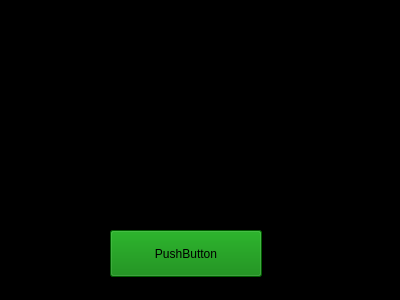
Before: the Qt Designer form src/ViewLayer/SongListUI.ui in UCSolarCarTeam/Epsilon-Onboard-Media-Control, drawn with Qt 5.
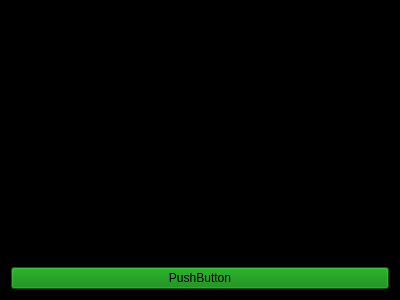
After: the same form once the commit is applied.

Commit message: Work in progress: Does not work, error in SongListView.cpp -Error adding buttons to list, possibly layout issue

```diff
--- a/src/ViewLayer/SongListUI.ui
+++ b/src/ViewLayer/SongListUI.ui
@@ -16,31 +16,9 @@
   <property name="styleSheet">
    <string notr="true">background-color:black;</string>
   </property>
-  <widget class="QPushButton" name="listToPlayer">
-   <property name="geometry">
-    <rect>
-     <x>110</x>
-     <y>230</y>
-     <width>152</width>
-     <height>47</height>
-    </rect>
-   </property>
-   <property name="styleSheet">
-    <string notr="true">background-color:green;</string>
-   </property>
-   <property name="text">
-    <string>PushButton</string>
-   </property>
-  </widget>
+  <layout class="QVBoxLayout" name="verticalLayout">
+   <item>
   <widget class="QScrollArea" name="listScroll">
-   <property name="geometry">
-    <rect>
-     <x>70</x>
-     <y>40</y>
-     <width>251</width>
-     <height>171</height>
-    </rect>
-   </property>
    <property name="widgetResizable">
     <bool>true</bool>
    </property>
@@ -49,12 +27,27 @@
      <rect>
       <x>0</x>
       <y>0</y>
-      <width>249</width>
-      <height>169</height>
-     </rect>
-    </property>
-   </widget>
-  </widget>
+        <width>362</width>
+        <height>203</height>
+       </rect>
+      </property>
+      <property name="layoutDirection">
+       <enum>Qt::LeftToRight</enum>
+      </property>
+     </widget>
+    </widget>
+   </item>
+   <item>
+    <widget class="QPushButton" name="listToPlayer">
+     <property name="styleSheet">
+      <string notr="true">background-color:green;</string>
+     </property>
+     <property name="text">
+      <string>PushButton</string>
+     </property>
+    </widget>
+   </item>
+  </layout>
  </widget>
  <resources/>
  <connections/>
```
Lines whose indentation alone changed are shown as unchanged. The commit also changes 8 other files.
